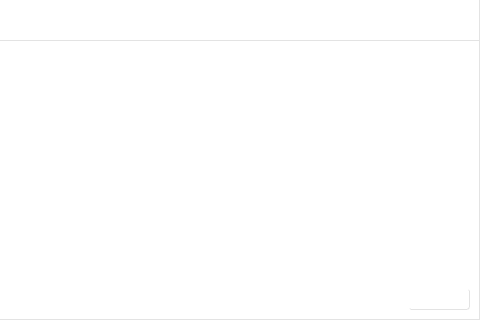
This is STSample/STChatDetail.ui in sunpu/stsample as Qt 5 draws it before an edit; both pictures show x 250 to 730 and y 270 to 590 of the 730 by 590 pixel window. The edited form follows.
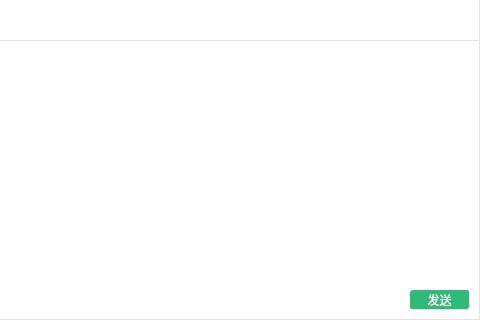
This is the edited form. Icons and pictures are not drawn.

```diff
--- a/STSample/STChatDetail.ui
+++ b/STSample/STChatDetail.ui
@@ -481,16 +481,33 @@
           </item>
           <item>
            <widget class="QPushButton" name="pbSendMessage">
+            <property name="minimumSize">
+             <size>
+              <width>60</width>
+              <height>20</height>
+             </size>
+            </property>
+            <property name="maximumSize">
+             <size>
+              <width>60</width>
+              <height>20</height>
+             </size>
+            </property>
+            <property name="font">
+             <font>
+              <family>微软雅黑</family>
+             </font>
+            </property>
             <property name="styleSheet">
              <string notr="true">
 
 QPushButton {
 	border-radius: 3px;
 	color: rgb(255, 255, 255);
-	font: 9pt &quot;微软雅黑&quot;;
-	border-image: url(:/STSample/Resources/images/green.png);
-	width: 60;
-	height: 20;
+	background-color: rgb(48, 186, 120);
+}
+QPushButton:hover:pressed {
+	background-color: rgb(48, 186, 120);
 }
 QPushButton:hover:!pressed {
 	border-image: url(:/STSample/Resources/images/green_focus.png);
```
Left out of the diff: 6 changed lines with no effect on the pictures.
